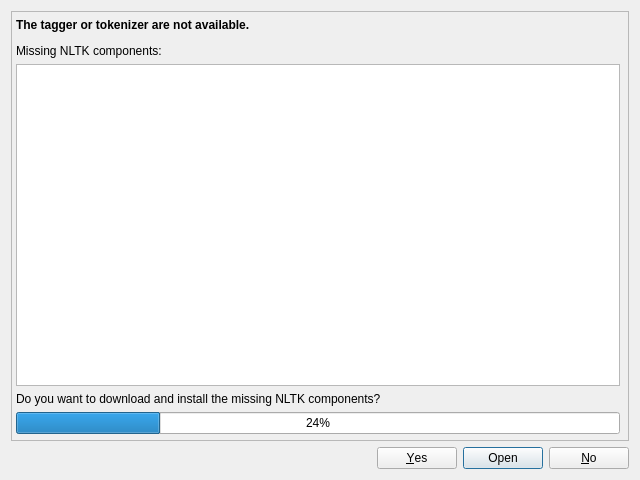
The window that coquery/gui/ui/nltkDatafiles.ui (gkunter/coquery) describes before a commit, drawn with Qt 5.
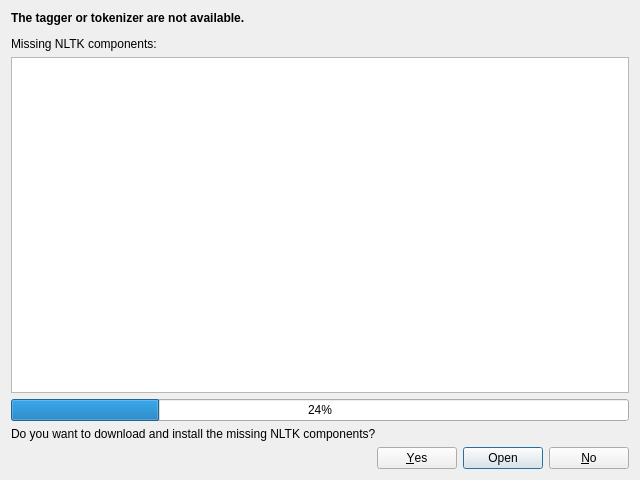
The same window after the commit.

Diff of the .ui file:
```diff
--- a/coquery/gui/ui/nltkDatafiles.ui
+++ b/coquery/gui/ui/nltkDatafiles.ui
@@ -13,40 +13,7 @@
   <property name="windowTitle">
    <string>Missing NLTK data files – Coquery</string>
   </property>
-  <layout class="QVBoxLayout" name="verticalLayout_2">
-   <property name="spacing">
-    <number>-1</number>
-   </property>
-   <property name="sizeConstraint">
-    <enum>QLayout::SetMinimumSize</enum>
-   </property>
-   <item>
-    <widget class="QFrame" name="frame">
-     <property name="frameShape">
-      <enum>QFrame::StyledPanel</enum>
-     </property>
-     <property name="frameShadow">
-      <enum>QFrame::Raised</enum>
-     </property>
      <layout class="QVBoxLayout" name="verticalLayout">
-      <property name="spacing">
-       <number>-1</number>
-      </property>
-      <property name="sizeConstraint">
-       <enum>QLayout::SetMinimumSize</enum>
-      </property>
-      <property name="leftMargin">
-       <number>4</number>
-      </property>
-      <property name="topMargin">
-       <number>6</number>
-      </property>
-      <property name="rightMargin">
-       <number>8</number>
-      </property>
-      <property name="bottomMargin">
-       <number>6</number>
-      </property>
       <item>
        <widget class="QLabel" name="label_2">
         <property name="text">
@@ -61,6 +28,13 @@
         </property>
        </widget>
       </item>
+   <item>
+    <widget class="QProgressBar" name="progressBar">
+     <property name="value">
+      <number>24</number>
+     </property>
+    </widget>
+   </item>
       <item>
        <widget class="QLabel" name="label">
         <property name="sizePolicy">
@@ -75,16 +49,6 @@
         <property name="wordWrap">
          <bool>true</bool>
         </property>
-       </widget>
-      </item>
-      <item>
-       <widget class="QProgressBar" name="progressBar">
-        <property name="value">
-         <number>24</number>
-        </property>
-       </widget>
-      </item>
-     </layout>
     </widget>
    </item>
    <item>
```
Lines whose indentation alone changed are shown as unchanged.
